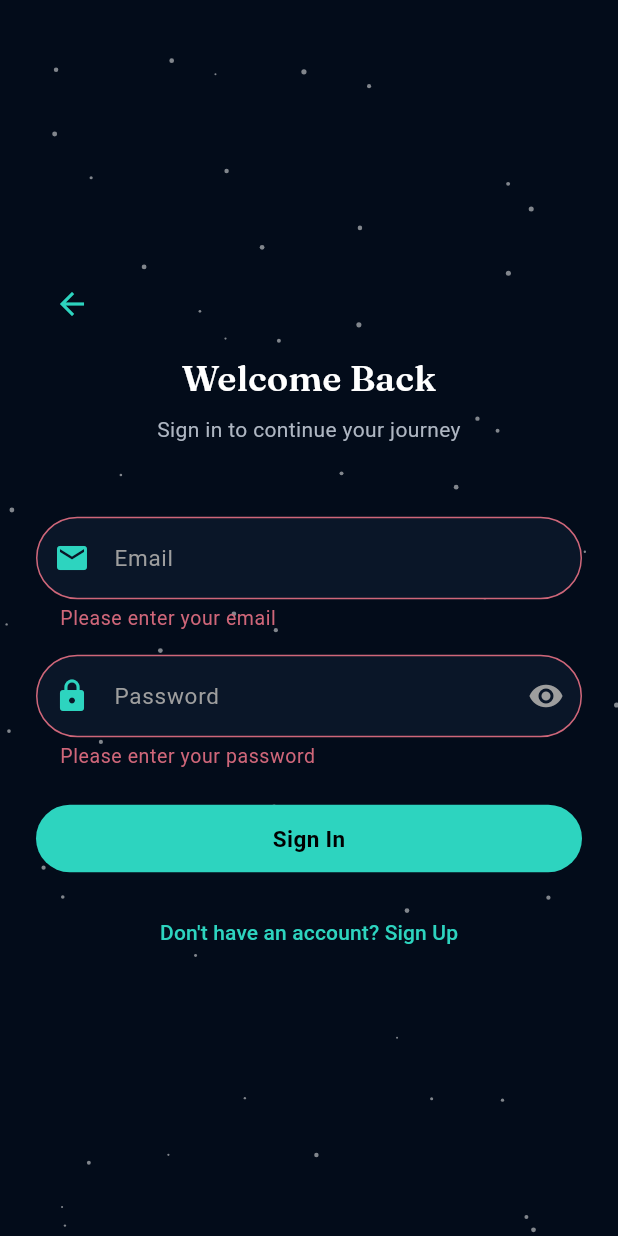
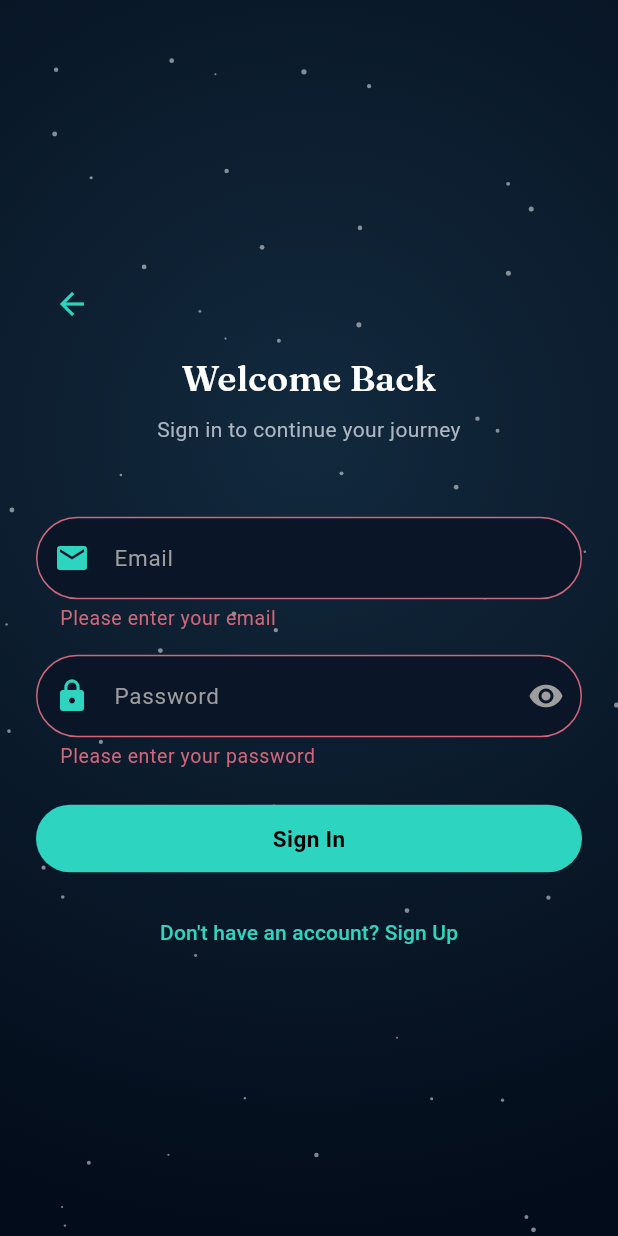
Before and after one commit to HughieMM/Cruise_App, a Flutter app: the screen it shows after launch, after a tap on "Board the Ship", after a tap on "Sign Up", after a tap on "Already have an account? Sign In", on a phone screen of 412 x 824 dp. Run offline on Flutter 3.47's test engine with Material 3 defaults, Android fonts, the phone set to English and light mode, and no system bars; our stand-ins replace cached_network_image, cloud_firestore, firebase_auth, firebase_core, firebase_messaging, firebase_storage and 4 more; accounts and stored records are empty.

Commit message:
Fix dead Home taps, punch up Vibes/Pods/Profile visuals, match Figma glow
- Home: wire up the countdown card, 'Tribe Matching Active' card, and
  the tribe 'View' button (all were no-ops) to jump to the relevant tab
- Pods: enlarge the icon badge and tint each card with its own pod
  color instead of plain glass, filling the previously blank space
- Vibes: richer gradient blend (alpha 0.35 -> 0.55) so Active/Jammed
  read as vibrant instead of muddy; vote window shortened from 1 hour
  to 30 minutes everywhere it's enforced or displayed
- Profile: tint the My Pods/Achievement Badges cards (were plain
  default glass, read as flat grey), restyle the All Badges dialog
  onto proper blurred glass, and make locked badge names white instead
  of low-contrast grey
- Add a soft teal radial glow to the shared starfield background
  (Splash/Welcome/Onboarding all use it) instead of flat solid navy,
  bump the DriftlyGlyph size, and add the missing teal-to-white
  gradient to the welcome screen's "Driftly" wordmark — matches the
  supplied Figma reference more closely

Co-Authored-By: Claude Sonnet 5 <noreply@anthropic.com>
Claude-Session: https://claude.ai/code/session_017nbsGwUar9f2huemtVFgqt

```diff
--- a/driftly/lib/screens/auth/sign_in_sign_up_screen.dart
+++ b/driftly/lib/screens/auth/sign_in_sign_up_screen.dart
@@ -101,12 +101,17 @@ class _SignInSignUpScreenState extends State<SignInSignUpScreen> {
           mainAxisAlignment: MainAxisAlignment.center,
           crossAxisAlignment: CrossAxisAlignment.stretch,
           children: [
-            const Center(child: DriftlyGlyph(size: 120)),
+            const Center(child: DriftlyGlyph(size: 150)),
             const SizedBox(height: 24),
-            Text(
-              'Driftly',
-              textAlign: TextAlign.center,
-              style: AppTextStyles.displayLarge.copyWith(fontSize: 44),
+            ShaderMask(
+              shaderCallback: (bounds) => const LinearGradient(
+                colors: [AppColors.teal, Colors.white],
+              ).createShader(bounds),
+              child: Text(
+                'Driftly',
+                textAlign: TextAlign.center,
+                style: AppTextStyles.displayLarge.copyWith(fontSize: 48),
+              ),
             ),
             const SizedBox(height: 8),
             Center(
--- a/driftly/lib/screens/home/tabs/hot_zones_tab.dart
+++ b/driftly/lib/screens/home/tabs/hot_zones_tab.dart
@@ -165,7 +165,7 @@ class _HotZonesContentState extends State<HotZonesContent> {
       final count = vibes[vibe] ?? 0;
       if (count == 0) continue;
       final slices = ((count / totalVotes) * 10).round().clamp(1, 10);
-      colors.addAll(List.filled(slices, _getVibeColor(vibe).withValues(alpha: 0.35)));
+      colors.addAll(List.filled(slices, _getVibeColor(vibe).withValues(alpha: 0.55)));
     }
 
     return colors.isEmpty ? [AppColors.surfaceSolid, AppColors.surfaceSolid] : colors;
@@ -328,7 +328,7 @@ class _HotZonesContentState extends State<HotZonesContent> {
                               const SizedBox(height: 4),
                               Text(
                                 hasVotes
-                                    ? '$totalVotes ${totalVotes == 1 ? "vote" : "votes"} in last hour'
+                                    ? '$totalVotes ${totalVotes == 1 ? "vote" : "votes"} in last 30 min'
                                     : 'No recent votes',
                                 style: TextStyle(
                                   fontSize: 13,
--- a/driftly/lib/screens/hot_zones/vote_dialog.dart
+++ b/driftly/lib/screens/hot_zones/vote_dialog.dart
@@ -245,7 +245,7 @@ class _VoteDialogState extends State<VoteDialog> {
                       const SizedBox(width: 8),
                       Expanded(
                         child: Text(
-                          'You can vote once per hour per location',
+                          'You can vote once every 30 minutes per location',
                           style: TextStyle(
                             fontSize: 13,
                             color: Colors.white.withValues(alpha: 0.85),
--- a/driftly/lib/utils/constants.dart
+++ b/driftly/lib/utils/constants.dart
@@ -12,8 +12,8 @@ class AppConstants {
   /// Duration for micro hangout visibility (45 minutes)
   static const Duration hangoutDuration = Duration(minutes: 45);
 
-  /// Duration for hot zone vote validity (1 hour)
-  static const Duration voteValidityDuration = Duration(hours: 1);
+  /// Duration for hot zone vote validity (30 minutes)
+  static const Duration voteValidityDuration = Duration(minutes: 30);
 
   /// Duration for sailing access window (30 days)
   static const Duration sailingAccessWindow = Duration(days: 30);
--- a/driftly/lib/widgets/app_background.dart
+++ b/driftly/lib/widgets/app_background.dart
@@ -31,7 +31,13 @@ class AppBackground extends StatelessWidget {
   Widget build(BuildContext context) {
     if (variant == BackgroundVariant.starfield) {
       return Container(
-        color: AppColors.background,
+        decoration: const BoxDecoration(
+          gradient: RadialGradient(
+            center: Alignment(0, -0.3),
+            radius: 1.3,
+            colors: [Color(0xFF12293D), AppColors.background],
+          ),
+        ),
         child: Stack(
           fit: StackFit.expand,
           children: [
--- a/driftly/lib/widgets/badges_display.dart
+++ b/driftly/lib/widgets/badges_display.dart
@@ -112,10 +112,10 @@ class _BadgeItem extends StatelessWidget {
             width: 70,
             child: Text(
               info.name,
-              style: TextStyle(
+              style: const TextStyle(
                 fontSize: 10,
                 fontWeight: FontWeight.w500,
-                color: isEarned ? Colors.white : Colors.grey,
+                color: Colors.white,
               ),
               textAlign: TextAlign.center,
               maxLines: 2,
@@ -127,7 +127,7 @@ class _BadgeItem extends StatelessWidget {
               '$progress/${info.target}',
               style: TextStyle(
                 fontSize: 9,
-                color: Colors.grey.shade500,
+                color: Colors.white.withValues(alpha: 0.6),
               ),
             ),
         ],
--- a/driftly/lib/widgets/driftly_glyph.dart
+++ b/driftly/lib/widgets/driftly_glyph.dart
@@ -8,7 +8,7 @@ import '../theme/app_colors.dart';
 class DriftlyGlyph extends StatefulWidget {
   final double size;
 
-  const DriftlyGlyph({super.key, this.size = 160});
+  const DriftlyGlyph({super.key, this.size = 190});
 
   @override
   State<DriftlyGlyph> createState() => _DriftlyGlyphState();
```
Also changed, not shown: driftly/lib/screens/home/tabs/home_tab.dart (+17 -3 lines), driftly/lib/screens/home/tabs/pods_tab.dart (+11 -9 lines), driftly/lib/screens/home/tabs/profile_tab.dart (+22 -6 lines), driftly/lib/services/firestore_service.dart (+9 -9 lines).
